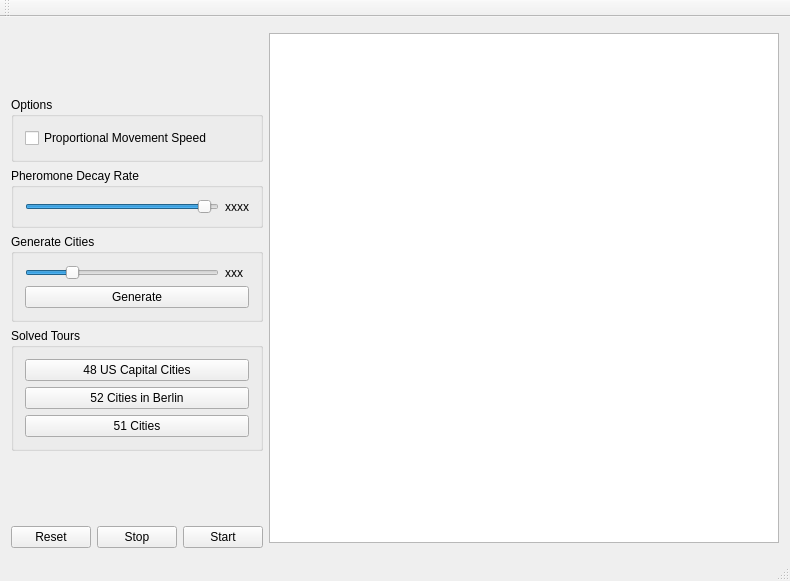
Qt form mainwindow.ui (DrewMartin/TSP-ants) before a commit.
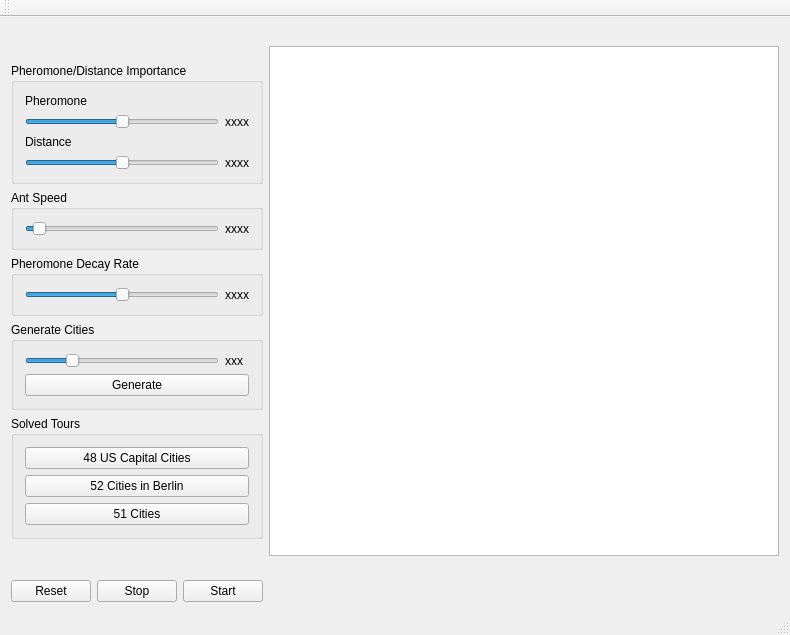
The same form after that commit. Custom widgets are drawn as their Qt base class.

Commit message:
Pheromone is set once after each ant completes a tour and decayed only then.
Added pheromone and distance importance attributes

```diff
--- a/mainwindow.ui
+++ b/mainwindow.ui
@@ -7,14 +7,14 @@
     <x>0</x>
     <y>0</y>
     <width>773</width>
-    <height>581</height>
+    <height>635</height>
    </rect>
   </property>
   <property name="windowTitle">
    <string>MainWindow</string>
   </property>
   <widget class="QWidget" name="centralWidget">
-   <layout class="QGridLayout" name="gridLayout">
+   <layout class="QGridLayout" name="gridLayout_2">
     <item row="0" column="0">
      <layout class="QVBoxLayout" name="verticalLayout_3">
       <item>
@@ -33,16 +33,113 @@
       <item>
        <widget class="QGroupBox" name="optionsGroups">
         <property name="title">
-         <string>Options</string>
+         <string>Pheromone/Distance Importance</string>
         </property>
-        <layout class="QVBoxLayout" name="verticalLayout_2">
+        <layout class="QGridLayout" name="gridLayout">
+         <item row="0" column="0">
+          <widget class="QLabel" name="label">
+           <property name="text">
+            <string>Pheromone</string>
+           </property>
+          </widget>
+         </item>
+         <item row="1" column="0">
+          <widget class="QSlider" name="pheromoneImportanceSlider">
+           <property name="minimum">
+            <number>1</number>
+           </property>
+           <property name="value">
+            <number>50</number>
+           </property>
+           <property name="orientation">
+            <enum>Qt::Horizontal</enum>
+           </property>
+          </widget>
+         </item>
+         <item row="1" column="1">
+          <widget class="QLabel" name="pheromoneImportanceLabel">
+           <property name="sizePolicy">
+            <sizepolicy hsizetype="Minimum" vsizetype="Preferred">
+             <horstretch>0</horstretch>
+             <verstretch>0</verstretch>
+            </sizepolicy>
+           </property>
+           <property name="minimumSize">
+            <size>
+             <width>24</width>
+             <height>0</height>
+            </size>
+           </property>
+           <property name="text">
+            <string>xxxx</string>
+           </property>
+          </widget>
+         </item>
+         <item row="2" column="0">
+          <widget class="QLabel" name="label_3">
+           <property name="text">
+            <string>Distance</string>
+           </property>
+          </widget>
+         </item>
+         <item row="3" column="0">
+          <widget class="QSlider" name="distanceImportanceSlider">
+           <property name="minimum">
+            <number>1</number>
+           </property>
+           <property name="value">
+            <number>50</number>
+           </property>
+           <property name="orientation">
+            <enum>Qt::Horizontal</enum>
+           </property>
+          </widget>
+         </item>
+         <item row="3" column="1">
+          <widget class="QLabel" name="distanceImportanceLabel">
+           <property name="sizePolicy">
+            <sizepolicy hsizetype="Minimum" vsizetype="Preferred">
+             <horstretch>0</horstretch>
+             <verstretch>0</verstretch>
+            </sizepolicy>
+           </property>
+           <property name="minimumSize">
+            <size>
+             <width>24</width>
+             <height>0</height>
+            </size>
+           </property>
+           <property name="text">
+            <string>xxxx</string>
+           </property>
+          </widget>
+         </item>
+        </layout>
+       </widget>
+      </item>
+      <item>
+       <widget class="QGroupBox" name="groupBox">
+        <property name="title">
+         <string>Ant Speed</string>
+        </property>
+        <layout class="QHBoxLayout" name="horizontalLayout_4">
          <item>
-          <widget class="QCheckBox" name="proportionalCheckbox">
-           <property name="toolTip">
-            <string comment="zxcv" extracomment="asdf"/>
+          <widget class="QSlider" name="speedSlider">
+           <property name="minimum">
+            <number>1</number>
            </property>
+           <property name="value">
+            <number>5</number>
+           </property>
+           <property name="orientation">
+            <enum>Qt::Horizontal</enum>
+           </property>
+          </widget>
+         </item>
+         <item>
+          <widget class="QLabel" name="speedLabel">
            <property name="text">
-            <string>Proportional Movement Speed</string>
+            <string>xxxx</string>
            </property>
           </widget>
          </item>
@@ -58,10 +155,10 @@
          <item>
           <widget class="QSlider" name="decayRateSlider">
            <property name="minimum">
-            <number>0</number>
+            <number>1</number>
            </property>
            <property name="value">
-            <number>95</number>
+            <number>50</number>
            </property>
            <property name="orientation">
             <enum>Qt::Horizontal</enum>
@@ -109,6 +206,12 @@
              <property name="orientation">
               <enum>Qt::Horizontal</enum>
              </property>
+             <property name="invertedControls">
+              <bool>false</bool>
+             </property>
+             <property name="tickPosition">
+              <enum>QSlider::NoTicks</enum>
+             </property>
             </widget>
            </item>
            <item>
@@ -187,7 +290,7 @@
       </item>
      </layout>
     </item>
-    <item row="0" column="1" rowspan="2">
+    <item row="0" column="1">
      <widget class="GraphicsView" name="graphicsView">
       <property name="sizePolicy">
        <sizepolicy hsizetype="Minimum" vsizetype="Minimum">
```
Left out of the diff: 2 changed lines with no effect on the pictures. The commit also changes 9 other files.
